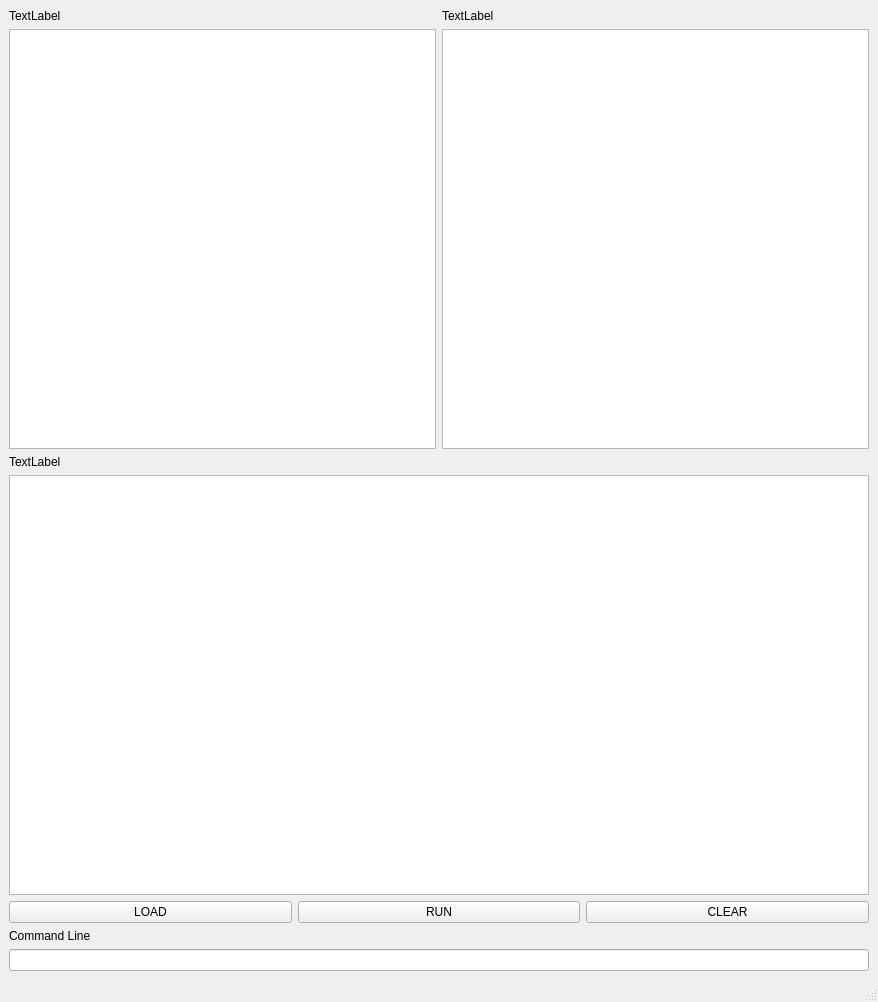
The window that mainwindow.ui (GrizzZ13/Basic_Interpreter) describes before a commit, drawn with Qt 5.
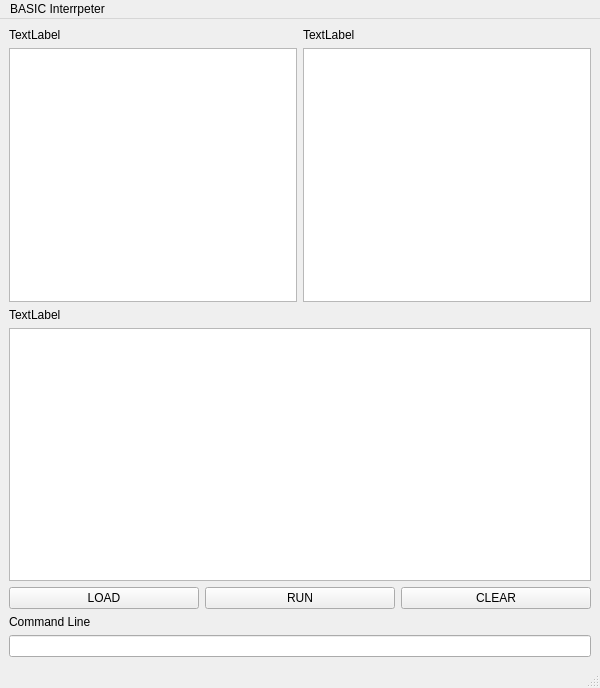
The same window after the commit.

Diff of the .ui file:
```diff
--- a/mainwindow.ui
+++ b/mainwindow.ui
@@ -6,8 +6,8 @@
    <rect>
     <x>0</x>
     <y>0</y>
-    <width>878</width>
-    <height>1002</height>
+    <width>600</width>
+    <height>688</height>
    </rect>
   </property>
   <property name="windowTitle">
@@ -131,17 +131,23 @@
     </item>
    </layout>
   </widget>
+  <widget class="QStatusBar" name="statusbar"/>
   <widget class="QMenuBar" name="menubar">
    <property name="geometry">
     <rect>
      <x>0</x>
      <y>0</y>
-     <width>878</width>
+     <width>600</width>
      <height>22</height>
     </rect>
    </property>
+   <widget class="QMenu" name="menuBASIC_Interrpeter">
+    <property name="title">
+     <string>BASIC Interrpeter</string>
+    </property>
+   </widget>
+   <addaction name="menuBASIC_Interrpeter"/>
   </widget>
-  <widget class="QStatusBar" name="statusbar"/>
  </widget>
  <resources/>
  <connections/>
```
